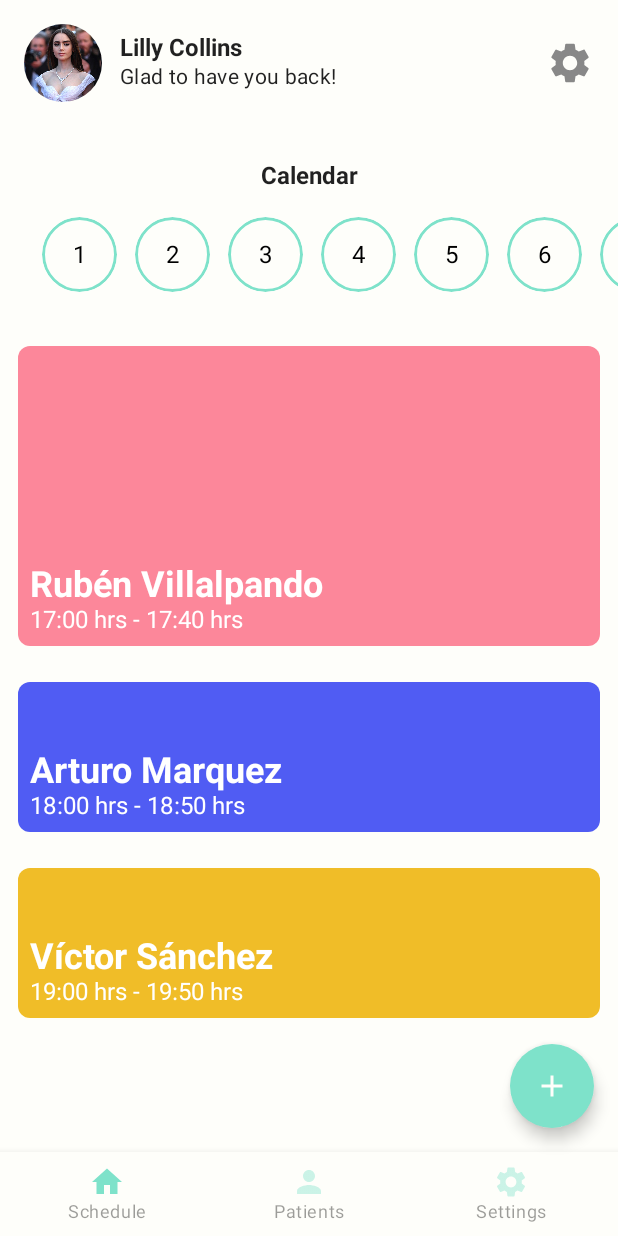
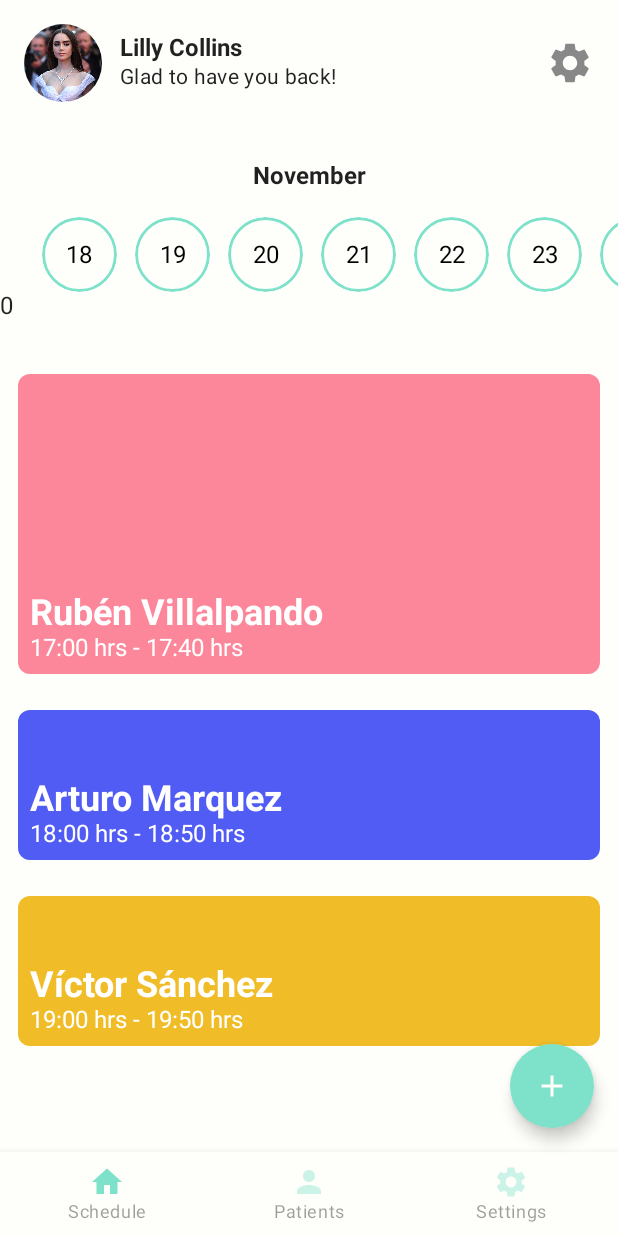
Before and after one commit to FernandoMelgar/Nutritivapp, an Android app built with Jetpack Compose: the screen it shows after launch (MainActivity), on a phone screen of 412 x 824 dp. Run offline under Robolectric (Android 15) with nearby library versions, the phone set to English and light mode, and no system bars; Roboto replaces fonts that are not available here.

Commit message:
Moving state up calendar section

```diff
--- a/app/src/main/java/mx/nutritivalabs/nutritivapp/homescreen/ui/home/HomeCompose.kt
+++ b/app/src/main/java/mx/nutritivalabs/nutritivapp/homescreen/ui/home/HomeCompose.kt
@@ -1,9 +1,7 @@
 package mx.nutritivalabs.nutritivapp.homescreen.ui.home
 
-import android.content.Intent
 import androidx.compose.foundation.*
 import androidx.compose.foundation.layout.*
-import androidx.compose.foundation.lazy.LazyColumn
 import androidx.compose.foundation.lazy.LazyRow
 import androidx.compose.foundation.lazy.items
 import androidx.compose.foundation.shape.CircleShape
@@ -11,9 +9,7 @@ import androidx.compose.foundation.shape.RoundedCornerShape
 import androidx.compose.material.*
 import androidx.compose.material.icons.Icons
 import androidx.compose.material.icons.filled.Settings
-import androidx.compose.runtime.Composable
-import androidx.compose.runtime.mutableStateOf
-import androidx.compose.runtime.remember
+import androidx.compose.runtime.*
 import androidx.compose.ui.Alignment
 import androidx.compose.ui.Modifier
 import androidx.compose.ui.draw.clip
@@ -22,23 +18,29 @@ import androidx.compose.ui.layout.ContentScale
 import androidx.compose.ui.platform.LocalContext
 import androidx.compose.ui.res.painterResource
 import androidx.compose.ui.text.font.FontWeight
-import androidx.compose.ui.tooling.preview.Preview
 import androidx.compose.ui.unit.dp
-import androidx.core.content.ContextCompat.startActivity
 import androidx.navigation.NavHostController
 import mx.nutritivalabs.nutritivapp.R
 import mx.nutritivalabs.nutritivapp.Screen
-import mx.nutritivalabs.nutritivapp.homescreen.HomeScreen
-import mx.nutritivalabs.nutritivapp.homescreen.ui.configuration.ConfigurationFragment
 import mx.nutritivalabs.nutritivapp.ui.theme.ButtonBlue
 import mx.nutritivalabs.nutritivapp.ui.theme.LightRed
-import mx.nutritivalabs.nutritivapp.ui.theme.NutritivappTheme
 import mx.nutritivalabs.nutritivapp.ui.theme.OrangeYellow1
 import java.util.*
 
 @Composable
 fun ScheduleScreen(navController: NavHostController) {
     val scrollState = rememberScrollState()
+    var selectedDay by remember { mutableStateOf(0) }
+
+    val days = mutableListOf<Int>()
+    val c = Calendar.getInstance()
+
+    for (i in c.get(Calendar.DAY_OF_MONTH)..c.getActualMaximum(Calendar.DAY_OF_MONTH))
+        days.add(i)
+
+    val month =
+        c.getDisplayName(Calendar.MONTH, Calendar.LONG, Locale.getDefault()) ?: "Error"
+
     Box(
         Modifier
             .fillMaxSize()
@@ -47,7 +49,8 @@ fun ScheduleScreen(navController: NavHostController) {
         Column {
             GreetingSection()
             Spacer(modifier = Modifier.height(24.dp))
-            CalendarSection()
+            CalendarSection(days, month) { selectedDay = it }
+            Text(text = selectedDay.toString())
             Spacer(modifier = Modifier.height(24.dp))
             MeetingSection(navController)
             Spacer(modifier = Modifier.height(100.dp))
@@ -57,19 +60,17 @@ fun ScheduleScreen(navController: NavHostController) {
 
 
 @Composable
-fun CalendarSection() {
-    val calendarDays = mutableListOf<String>()
-    for (i in 1..10)
-        calendarDays.add(i.toString())
+fun CalendarSection(days: List<Int>, month: String, onDaySelection: (Int) -> Unit) {
+
 
     Column(
         horizontalAlignment = Alignment.CenterHorizontally,
         modifier = Modifier.fillMaxWidth()
     ) {
-        Text("Calendar", fontWeight = FontWeight.Bold)
+        Text(text = month, fontWeight = FontWeight.Bold)
         Spacer(modifier = Modifier.height(18.dp))
         LazyRow(contentPadding = PaddingValues(horizontal = 16.dp)) {
-            items(calendarDays) { day ->
+            items(days) { day ->
                 Box(
                     contentAlignment = Alignment.Center,
                     modifier = Modifier
@@ -78,9 +79,9 @@ fun CalendarSection() {
                         .clip(CircleShape)
                         .background(MaterialTheme.colors.surface)
                         .border(1.5.dp, MaterialTheme.colors.primary, CircleShape)
-                        .clickable { }
+                        .clickable { onDaySelection(day) }
                 ) {
-                    Text(day, color = MaterialTheme.colors.onSurface)
+                    Text(day.toString(), color = MaterialTheme.colors.onSurface)
                 }
             }
         }
```
